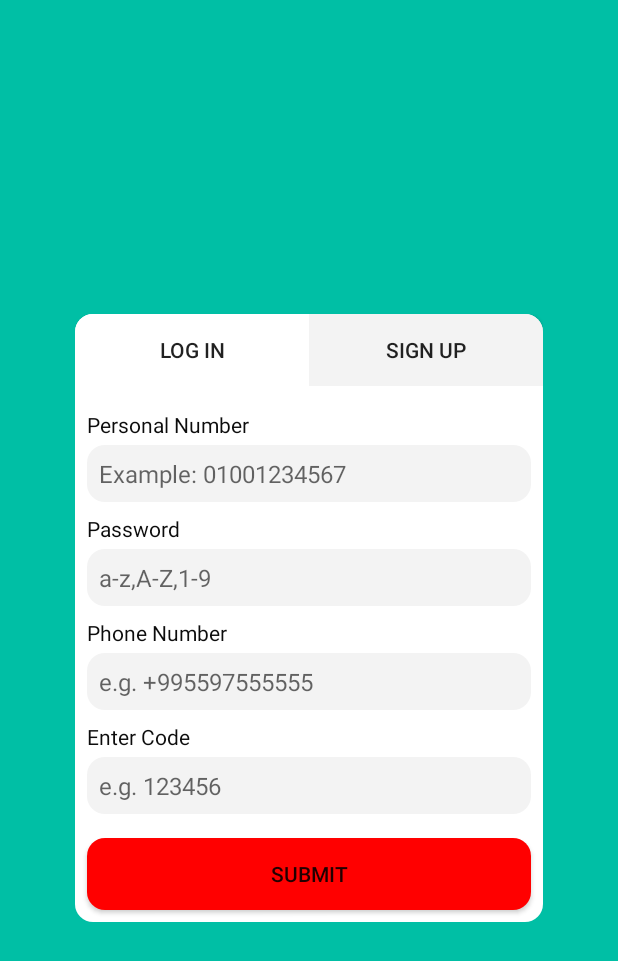
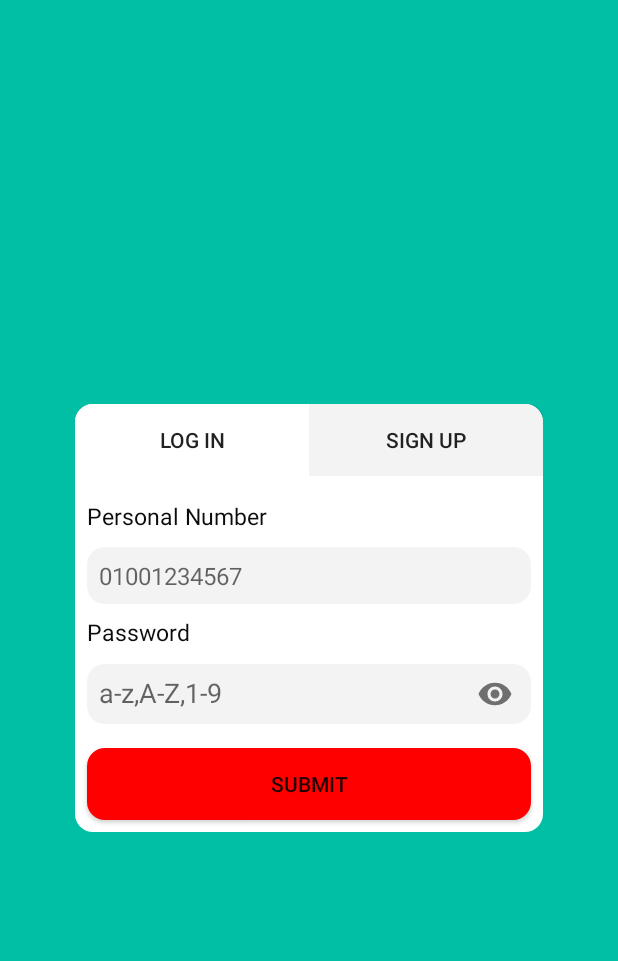
Before and after one commit to DSC-Free-University-of-Tbilisi/iPolitician, an Android app: the screen it shows after launch (MainActivity), on a phone screen of 412 x 824 dp. Shown: the top 961 px of the screen. Run offline under Robolectric (Android 15) with nearby library versions, the phone set to English and light mode, and no system bars; our stand-ins replace Firebase (no records; nobody signed in at launch, a user with empty details on screens opened directly), navigation-ui; libraries missing offline, so code that uses them is left out: com.anychart.ui.

Commit message:
login screen firebase phone authentication added. user authentication left

```diff
--- a/app/build.gradle
+++ b/app/build.gradle
@@ -36,6 +36,7 @@ dependencies {
     implementation fileTree(dir: "libs", include: ["*.jar"])
     implementation "org.jetbrains.kotlin:kotlin-stdlib:$kotlin_version"
     implementation 'androidx.core:core-ktx:1.3.2'
+    implementation 'androidx.browser:browser:1.3.0'
     implementation 'androidx.appcompat:appcompat:1.2.0'
     implementation 'com.google.android.material:material:1.1.0'
     implementation 'androidx.legacy:legacy-support-v4:1.0.0'
--- a/app/src/main/java/com/example/ipolitician/Auth/Authenticate.kt
+++ b/app/src/main/java/com/example/ipolitician/Auth/Authenticate.kt
@@ -4,15 +4,19 @@ import android.app.Activity
 import android.util.Log
 import androidx.appcompat.app.AppCompatActivity
 import com.example.ipolitician.MainActivity
+import com.example.ipolitician.Util.showAlertDialogWithAutoDismiss
+import com.example.ipolitician.nav.auth.LoginFragment
+import com.google.android.gms.safetynet.SafetyNet
 import com.google.firebase.FirebaseException
 import com.google.firebase.FirebaseTooManyRequestsException
 import com.google.firebase.auth.*
 import com.google.firebase.ktx.Firebase
 import java.util.concurrent.TimeUnit
 
-class Authenticate(activity: MainActivity) {
+class Authenticate(activity: AppCompatActivity, fragment: LoginFragment) {
     // [START declare_auth]
-    private val activity: MainActivity = activity
+    private val activity: AppCompatActivity = activity
+    private val fragment: LoginFragment = fragment
     private val TAG = "PhoneAuthActivity"
     var auth: FirebaseAuth = FirebaseAuth.getInstance()
     var storedVerificationId: String? = ""
@@ -43,8 +47,8 @@ class Authenticate(activity: MainActivity) {
                 } else if (e is FirebaseTooManyRequestsException) {
                     // The SMS quota for the project has been exceeded
                 }
-
                 // Show a message and update the UI
+                activity.showAlertDialogWithAutoDismiss("Wrong phone number format!")
             }
 
             override fun onCodeSent(
@@ -56,10 +60,9 @@ class Authenticate(activity: MainActivity) {
                 // by combining the code with a verification ID.
                 Log.d(TAG, "onCodeSent:$verificationId")
 
-                // Save verification ID and resending token so we can use them later
                 storedVerificationId = verificationId
                 resendToken = token
-//                verifyPhoneNumberWithCode(verificationId, "654321")
+                fragment.configureVisibility(true,true)
             }
         }
     }
@@ -109,14 +112,17 @@ class Authenticate(activity: MainActivity) {
                     // Sign in success, update UI with the signed-in user's information
                     Log.d(TAG, "signInWithCredential:success")
 
-                    val user = task.result?.user
+                    fragment.authenticationComplete()
+//                    val user = task.result?.user
                 } else {
                     // Sign in failed, display a message and update the UI
                     Log.w(TAG, "signInWithCredential:failure", task.exception)
                     if (task.exception is FirebaseAuthInvalidCredentialsException) {
                         // The verification code entered was invalid
+                        activity.showAlertDialogWithAutoDismiss("Verification code entered incorrect!")
+                    } else {
+                        activity.showAlertDialogWithAutoDismiss("Personal number or password incorrect!")
                     }
-                    // Update UI
                 }
             }
     }
--- a/app/src/main/java/com/example/ipolitician/Util/Util.kt
+++ b/app/src/main/java/com/example/ipolitician/Util/Util.kt
@@ -5,7 +5,10 @@ import android.content.Context
 import android.util.TypedValue
 import android.view.View
 import android.view.inputmethod.InputMethodManager
+import androidx.appcompat.app.AlertDialog
 import androidx.fragment.app.Fragment
+import com.example.ipolitician.Util.dialog
+import com.example.ipolitician.Util.externalMap
 
 var backgroundColor = TypedValue()
 var componentColor = TypedValue()
--- a/app/src/main/java/com/example/ipolitician/nav/auth/LoginFragment.kt
+++ b/app/src/main/java/com/example/ipolitician/nav/auth/LoginFragment.kt
@@ -1,31 +1,94 @@
 package com.example.ipolitician.nav.auth
 
+import android.content.res.ColorStateList
+import android.opengl.Visibility
 import android.os.Bundle
 import android.view.LayoutInflater
 import android.view.View
 import android.view.ViewGroup
 import android.widget.Button
+import android.widget.EditText
 import android.widget.TextView
+import androidx.appcompat.app.AppCompatActivity
+import androidx.core.view.isVisible
 import androidx.fragment.app.Fragment
+import androidx.navigation.findNavController
 import androidx.navigation.fragment.findNavController
 import androidx.recyclerview.widget.LinearLayoutManager
 import androidx.recyclerview.widget.RecyclerView
+import com.example.ipolitician.Auth.Authenticate
 import com.example.ipolitician.R
 import com.example.ipolitician.Util.dialog
+import com.example.ipolitician.backgroundColor
+import com.example.ipolitician.componentColor
 import com.example.ipolitician.firebase.DataAPI
 
 class LoginFragment: Fragment() {
 
+    private lateinit var authenticate: Authenticate
+    private lateinit var phoneText: TextView
+    private lateinit var phoneEdit: EditText
+    private lateinit var codeText: TextView
+    private lateinit var codeEdit: EditText
+    private lateinit var logIn: Button
+    private lateinit var signUp: Button
     private lateinit var submit: Button
 
     override fun onCreateView(inflater: LayoutInflater, container: ViewGroup?, savedInstanceState: Bundle?): View? {
         val root = inflater.inflate(R.layout.fragment_login, container, false)
-        submit = root.findViewById(R.id.login_submit)
+        retrieveViews(root)
+        configureVisibility(false, false)
+        authenticate = Authenticate(this.requireActivity() as AppCompatActivity, this)
+
+        logIn.setOnClickListener {
+            setBtnColors(logIn, signUp)
+            configureVisibility(false, false)
+        }
+
+        signUp.setOnClickListener {
+            setBtnColors(signUp, logIn)
+            configureVisibility(true,false)
+        }
+
         submit.setOnClickListener {
-            findNavController().navigateUp()
-            findNavController().navigate(R.id.nav_public)
+            if (phoneEdit.isVisible && codeEdit.isVisible) {
+                authenticate.verifyPhoneNumberWithCode(authenticate.storedVerificationId, codeEdit.text.toString())
+            } else if (phoneEdit.isVisible){
+                authenticate.startPhoneNumberVerification(phoneEdit.text.toString())
+            } else {
+//                findNavController().navigateUp()
+//                findNavController().navigate(R.id.nav_public)
+            }
         }
         return root
     }
 
+    fun authenticationComplete(){
+        findNavController().navigate(R.id.nav_profile)
+//        findNavController().navigateUp()
+//        findNavController().navigate(R.id.nav_public)
+    }
+
+    private fun setBtnColors(active: Button, disabled: Button){
+        active.backgroundTintList = ColorStateList.valueOf(componentColor.data)
+        disabled.backgroundTintList = ColorStateList.valueOf(backgroundColor.data)
+    }
+
+    fun configureVisibility(phone: Boolean, code: Boolean){
+        phoneText.visibility = if (phone) View.VISIBLE else View.GONE
+        phoneEdit.visibility = if (phone) View.VISIBLE else View.GONE
+        codeText.visibility = if (code) View.VISIBLE else View.GONE
+        codeEdit.visibility = if (code) View.VISIBLE else View.GONE
+    }
+
+    private fun retrieveViews(root: View){
+        logIn = root.findViewById(R.id.loginBtn)
+        signUp = root.findViewById(R.id.signUpBtn)
+        phoneText = root.findViewById(R.id.textView21)
+        phoneEdit = root.findViewById(R.id.editTextPhone)
+        codeText = root.findViewById(R.id.textView22)
+        codeEdit = root.findViewById(R.id.phoneCode)
+        submit = root.findViewById(R.id.login_submit)
+    }
+
 }
--- a/app/src/main/java/com/example/ipolitician/structures/User.kt
+++ b/app/src/main/java/com/example/ipolitician/structures/User.kt
@@ -1,6 +1,8 @@
 package com.example.ipolitician.structures
 
 data class User(
+    val password: String,
+    val phoneNumber: String,
     val age: Int = 1,
     val gender: Int = 1
 )
--- a/app/src/main/res/layout/fragment_login.xml
+++ b/app/src/main/res/layout/fragment_login.xml
@@ -4,7 +4,8 @@
     xmlns:tools="http://schemas.android.com/tools"
     android:layout_width="match_parent"
     android:layout_height="match_parent"
-    android:background="#00BFA5">
+    android:background="#00BFA5"
+    android:animateLayoutChanges="true">
 
     <androidx.constraintlayout.widget.ConstraintLayout
         android:layout_width="0dp"
@@ -28,7 +29,7 @@
             app:layout_constraintTop_toTopOf="parent">
 
             <Button
-                android:id="@+id/button"
+                android:id="@+id/loginBtn"
                 android:layout_width="wrap_content"
                 android:layout_height="wrap_content"
                 android:layout_weight="1"
@@ -37,7 +38,7 @@
                 android:text="Log in" />
 
             <Button
-                android:id="@+id/button2"
+                android:id="@+id/signUpBtn"
                 android:layout_width="wrap_content"
                 android:layout_height="wrap_content"
                 android:layout_weight="1"
@@ -53,6 +54,7 @@
             android:layout_marginTop="16dp"
             android:paddingLeft="8dp"
             android:text="Personal Number"
+            android:textSize="15sp"
             android:textColor="?attr/textClr"
             app:layout_constraintTop_toBottomOf="@+id/linearLayout"
             tools:layout_editor_absoluteX="0dp" />
@@ -62,12 +64,12 @@
             android:layout_width="match_parent"
             android:layout_height="wrap_content"
             android:layout_marginStart="8dp"
-            android:layout_marginTop="4dp"
+            android:layout_marginTop="10dp"
             android:layout_marginEnd="8dp"
             android:background="@drawable/rounded_background"
             android:backgroundTint="?attr/backgroundClr"
             android:ems="10"
-            android:hint="Example: 01001234567"
+            android:hint="01001234567"
             android:inputType="textPersonName"
             android:padding="8dp"
             android:textSize="16sp"
@@ -82,27 +84,49 @@
             android:layout_marginTop="8dp"
             android:paddingStart="8dp"
             android:text="Password"
+            android:textSize="15sp"
             android:textColor="?attr/textClr"
             app:layout_constraintTop_toBottomOf="@+id/editTextTextPersonName"
             tools:layout_editor_absoluteX="-16dp" />
 
-        <EditText
+        <com.google.android.material.textfield.TextInputLayout
             android:id="@+id/editTextTextPersonName2"
             android:layout_width="match_parent"
             android:layout_height="wrap_content"
             android:layout_marginStart="8dp"
-            android:layout_marginTop="4dp"
             android:layout_marginEnd="8dp"
-            android:background="@drawable/rounded_background"
-            android:backgroundTint="?attr/backgroundClr"
-            android:ems="10"
-            android:hint="a-z,A-Z,1-9"
-            android:inputType="textPassword"
-            android:padding="8dp"
-            android:textSize="16sp"
+            app:passwordToggleEnabled="true"
             app:layout_constraintEnd_toEndOf="parent"
             app:layout_constraintStart_toStartOf="parent"
-            app:layout_constraintTop_toBottomOf="@+id/textView17" />
+            app:layout_constraintTop_toBottomOf="@+id/textView17" >
+            <com.google.android.material.textfield.TextInputEditText
+                android:layout_width="match_parent"
+                android:layout_height="40dp"
+                android:hint="a-z,A-Z,1-9"
+                android:padding="8dp"
+                android:inputType="textPassword"
+                android:background="@drawable/rounded_background"
+                android:backgroundTint="?attr/backgroundClr"
+                />
+        </com.google.android.material.textfield.TextInputLayout>
+
+<!--        <EditText-->
+<!--            android:id="@+id/editTextTextPersonName2"-->
+<!--            android:layout_width="match_parent"-->
+<!--            android:layout_height="wrap_content"-->
+<!--            android:layout_marginStart="8dp"-->
+<!--            android:layout_marginTop="4dp"-->
+<!--            android:layout_marginEnd="8dp"-->
+<!--            android:background="@drawable/rounded_background"-->
+<!--            android:backgroundTint="?attr/backgroundClr"-->
+<!--            android:ems="10"-->
+<!--            android:hint="a-z,A-Z,1-9"-->
+<!--            android:inputType="textPassword"-->
+<!--            android:padding="8dp"-->
+<!--            android:textSize="16sp"-->
+<!--            app:layout_constraintEnd_toEndOf="parent"-->
+<!--            app:layout_constraintStart_toStartOf="parent"-->
+<!--            app:layout_constraintTop_toBottomOf="@+id/textView17" />-->
 
 
         <TextView
@@ -112,17 +136,20 @@
             android:layout_marginTop="8dp"
             android:paddingStart="8dp"
             android:text="Phone Number"
+            android:textSize="15sp"
             android:textColor="?attr/textClr"
             app:layout_constraintEnd_toEndOf="parent"
             app:layout_constraintStart_toStartOf="parent"
             app:layout_constraintTop_toBottomOf="@+id/editTextTextPersonName2" />
+
+
 
         <EditText
             android:id="@+id/editTextPhone"
             android:layout_width="0dp"
             android:layout_height="wrap_content"
             android:layout_marginStart="8dp"
-            android:layout_marginTop="4dp"
+            android:layout_marginTop="10dp"
             android:layout_marginEnd="8dp"
             android:background="@drawable/rounded_background"
             android:backgroundTint="?attr/backgroundClr"
@@ -142,6 +169,7 @@
             android:layout_marginTop="8dp"
             android:paddingStart="8dp"
             android:text="Enter Code"
+            android:textSize="15sp"
             android:textColor="?attr/textClr"
             app:layout_constraintEnd_toEndOf="parent"
             app:layout_constraintStart_toStartOf="parent"
@@ -152,7 +180,7 @@
             android:layout_width="0dp"
             android:layout_height="wrap_content"
             android:layout_marginStart="8dp"
-            android:layout_marginTop="4dp"
+            android:layout_marginTop="10dp"
             android:layout_marginEnd="8dp"
             android:background="@drawable/rounded_background"
             android:backgroundTint="?attr/backgroundClr"
--- a/app/src/main/res/navigation/mobile_navigation.xml
+++ b/app/src/main/res/navigation/mobile_navigation.xml
@@ -35,4 +35,9 @@
         android:id="@+id/nav_login"
         android:name="com.example.ipolitician.nav.auth.LoginFragment"
         android:label="LoginFragment" />
+    <fragment
+        android:id="@+id/nav_profile"
+        android:name="com.example.ipolitician.nav.profile.ProfileFragment"
+        android:label="fragment_profile"
+        tools:layout="@layout/fragment_profile" />
 </navigation>
--- a/build.gradle
+++ b/build.gradle
@@ -6,7 +6,7 @@ buildscript {
         jcenter()
     }
     dependencies {
-        classpath 'com.android.tools.build:gradle:4.1.3'
+        classpath 'com.android.tools.build:gradle:4.2.1'
         classpath "org.jetbrains.kotlin:kotlin-gradle-plugin:$kotlin_version"
         classpath 'com.google.gms:google-services:4.3.5'
         // NOTE: Do not place your application dependencies here; they belong
--- a/gradle.properties
+++ b/gradle.properties
@@ -6,7 +6,7 @@
 # http://www.gradle.org/docs/current/userguide/build_environment.html
 # Specifies the JVM arguments used for the daemon process.
 # The setting is particularly useful for tweaking memory settings.
-org.gradle.jvmargs=-Xmx2048m
+org.gradle.jvmargs=-Xmx1024m
 # When configured, Gradle will run in incubating parallel mode.
 # This option should only be used with decoupled projects. More details, visit
 # http://www.gradle.org/docs/current/userguide/multi_project_builds.html#sec:decoupled_projects
```
Also changed, not shown: app/src/main/java/com/example/ipolitician/MainActivity.kt (+46 -49 lines), app/src/main/java/com/example/ipolitician/Util/Extensions.kt (+35 -3 lines), app/src/main/java/com/example/ipolitician/nav/profile/ProfileFragment.kt (+53 -45 lines), gradle/wrapper/gradle-wrapper.properties.
